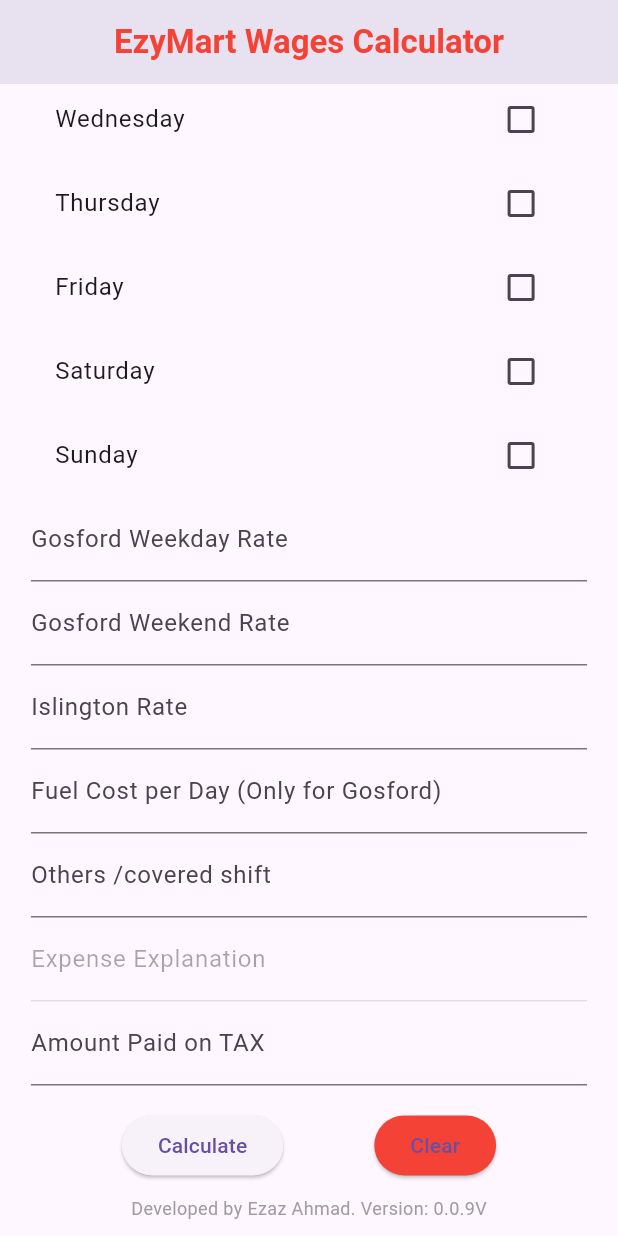
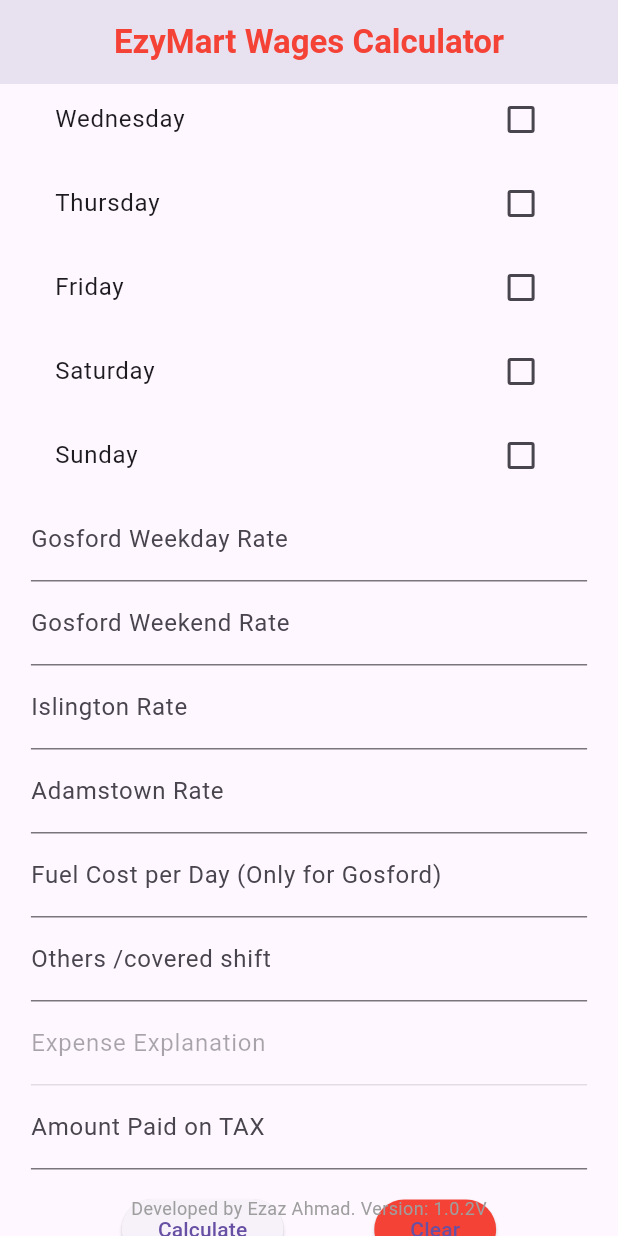
Before and after one commit to Ezaz-Ahmad/EzyMart-Wages-report-Flutter, a Flutter app: the screen it shows after launch, scrolled down 305 dp, on a phone screen of 412 x 824 dp. Run offline on Flutter 3.47's test engine with Material 3 defaults, Android fonts, the phone set to English and light mode, and no system bars; our stand-ins replace animated_text_kit, open_file, pdf, permission_handler.

Commit message:
added a new location and updated the UI for each day

```diff
--- a/lib/main.dart
+++ b/lib/main.dart
@@ -80,14 +80,14 @@
     var screenSize = MediaQuery.of(context).size;
 
     // Adjust font size based on screen width
-    double fontSize = screenSize.width * 0.02; // Example scaling
+    double fontSize = screenSize.width * 0.02;
     fontSize = fontSize.clamp(
         12.0, 18.0); // Ensure font size is within a reasonable range
 
     return Scaffold(
       body: Stack(
         children: <Widget>[
-          WorkHoursCalculator(), // Your main app content
+          WorkHoursCalculator(), // main app content
           Positioned(
             left: 0,
             right: 0,
@@ -95,7 +95,7 @@
             child: Container(
               alignment: Alignment.bottomCenter,
               child: Text(
-                'Developed by Ezaz Ahmad. Version: 0.0.9V',
+                'Developed by Ezaz Ahmad. Version: 1.0.2V',
                 style: TextStyle(fontSize: fontSize, color: Colors.grey),
               ),
             ),
@@ -216,6 +216,19 @@
                 text: pw.TextSpan(
                   children: [
                     pw.TextSpan(
+                      text: 'Adamstown Weekdays Hourly Rate: ',
+                      style: pw.TextStyle(fontWeight: pw.FontWeight.bold),
+                    ),
+                    pw.TextSpan(
+                      text: '\$${_adamstownRate.toStringAsFixed(2)}',
+                    ),
+                  ],
+                ),
+              ),
+              pw.RichText(
+                text: pw.TextSpan(
+                  children: [
+                    pw.TextSpan(
                       text: 'Fuel Cost per Trip to Gosford: ',
                       style: pw.TextStyle(fontWeight: pw.FontWeight.bold),
                     ),
@@ -257,6 +270,7 @@
               pw.Text(
                   'Total Hours in Gosford (Weekends): $_totalHoursGosfordWeekend'),
               pw.Text('Total Hours in Islington: $_totalHoursIslington'),
+              pw.Text('Total Hours in Adamstown: $_totalHoursadamstown'),
               pw.Text(
                   'Fuel Cost for Gosford: \$${_totalFuelCost.toStringAsFixed(2)}'),
               pw.Padding(padding: pw.EdgeInsets.symmetric(vertical: 10)),
@@ -282,7 +296,7 @@
               pw.Container(
                 alignment: pw.Alignment.center,
                 child: pw.Text(
-                  'Developed by Ezaz Ahmad. Version: 0.0.9V',
+                  'Developed by Ezaz Ahmad. Version: 1.0.2V',
                   style: pw.TextStyle(
                     fontSize: 12, // Smaller font size for footer
                     color: PdfColors.grey,
@@ -380,11 +394,13 @@
   double _gosfordWeekdayRate = 0;
   double _gosfordWeekendRate = 0;
   double _islingtonRate = 0;
+  double _adamstownRate = 0; //for adamstown
   double _fuelCost = 0;
   double _taxAmount = 0; // New variable for tax amount
   double _totalHoursGosfordWeekday = 0;
   double _totalHoursGosfordWeekend = 0;
   double _totalHoursIslington = 0;
+  double _totalHoursadamstown = 0; //for adamstown
   double _totalFuelCost = 0;
   double _grandTotalWages = 0;
   double _grandtotalbeforeTax = 0;
@@ -424,6 +440,7 @@
     _totalHoursGosfordWeekday = 0;
     _totalHoursGosfordWeekend = 0;
     _totalHoursIslington = 0;
+    _totalHoursadamstown = 0; //for adamstown
     _totalFuelCost = 0;
     _grandTotalWages = 0;
     _wageDetails.clear(); // Clear previous wage details
@@ -452,6 +469,8 @@
               _fuelCost; // Count fuel cost every time the person is working in Gosford
         } else if (_locations[day] == 'Islington') {
           hourlyRate = _islingtonRate;
+        } else if (_locations[day] == 'Adamstown') {
+          hourlyRate = _adamstownRate;
         }
 
         double dailyWages = hourlyRate * duration;
@@ -470,6 +489,8 @@
           _totalHoursGosfordWeekday += duration;
         } else if (_locations[day] == 'Islington') {
           _totalHoursIslington += duration;
+        } else if (_locations[day] == 'Adamstown') {
+          _totalHoursadamstown += duration;
         }
       }
     });
@@ -519,6 +540,8 @@
                     'Total Hours in Gosford (Weekends): $_totalHoursGosfordWeekend',
                     style: TextStyle(fontSize: textSize)),
                 Text('Total Hours in Islington: $_totalHoursIslington',
+                    style: TextStyle(fontSize: textSize)),
+                Text('Total Hours in Adamstown: $_totalHoursadamstown',
                     style: TextStyle(fontSize: textSize)),
                 Text(
                     'Fuel Cost for Gosford: \$${_totalFuelCost.toStringAsFixed(2)}',
@@ -615,6 +638,7 @@
                 EdgeInsets.all(screenSize.width * 0.05), // Responsive padding
             child: Column(
               children: <Widget>[
+                // Date field
                 TextFormField(
                   controller: _dateController,
                   decoration: InputDecoration(labelText: 'Date'),
@@ -623,11 +647,10 @@
                     DateTime? pickedDate = await showDatePicker(
                       context: context,
                       initialDate: DateTime.now(),
-                      firstDate: DateTime(2000), // Adjust as needed
-                      lastDate: DateTime(2025), // Adjust as needed
+                      firstDate: DateTime(2000),
+                      lastDate: DateTime(2025),
                     );
                     if (pickedDate != null) {
-                      // Format the date and show it in the text field
                       _dateController.text =
                           DateFormat('yyyy-MM-dd').format(pickedDate);
                     }
@@ -636,18 +659,21 @@
                     _date = value ?? '';
                   },
                 ),
+                // Employee Name field
                 TextFormField(
                   decoration: InputDecoration(labelText: 'Employee Name'),
                   onSaved: (value) {
                     _employeeName = value ?? '';
                   },
                 ),
+                // Employee Address field
                 TextFormField(
                   decoration: InputDecoration(labelText: 'Employee Address'),
                   onSaved: (value) {
                     _employeeAddress = value ?? '';
                   },
                 ),
+                // Days of the week
                 ..._workedDays.keys.map((day) {
                   return Column(
                     crossAxisAlignment: CrossAxisAlignment.start,
@@ -666,10 +692,16 @@
                         },
                       ),
                       if (_workedDays[day]!)
-                        Row(
+                        Container(
+                          margin: EdgeInsets.only(bottom: 10.0),
+                          padding: EdgeInsets.all(8.0),
+                          decoration: BoxDecoration(
+                            color: Colors.grey[200],
+                            borderRadius: BorderRadius.circular(10.0),
+                          ),
+                          child: Column(
                             children: <Widget>[
-                            Expanded(
-                              child: ListTile(
+                              ListTile(
                                 title: Text(
                                   _startTime[day] != null
                                       ? 'Start Time: ${_startTime[day]!.format(context)}'
@@ -678,9 +710,7 @@
                                 ),
                                 onTap: () => _pickTime(context, day, true),
                               ),
-                            ),
-                            Expanded(
-                              child: ListTile(
+                              ListTile(
                                 title: Text(
                                   _endTime[day] != null
                                       ? 'End Time: ${_endTime[day]!.format(context)}'
@@ -689,13 +719,10 @@
                                 ),
                                 onTap: () => _pickTime(context, day, false),
                               ),
-                            ),
-                          ],
-                        ),
-                      if (_workedDays[day]!)
                               DropdownButtonFormField<String>(
                                 value: _locations[day],
-                          items: ['Gosford', 'Islington'].map((location) {
+                                items: ['Gosford', 'Islington', 'Adamstown']
+                                    .map((location) {
                                   return DropdownMenuItem(
                                     value: location,
                                     child: Text(location),
@@ -713,8 +740,12 @@
                                 ),
                               ),
                             ],
+                          ),
+                        ),
+                    ],
                   );
                 }).toList(),
+                // Rates and costs
                 TextFormField(
                   decoration:
                       InputDecoration(labelText: 'Gosford Weekday Rate'),
@@ -739,9 +770,15 @@
                   },
                 ),
                 TextFormField(
+                  decoration: InputDecoration(labelText: 'Adamstown Rate'),
+                  keyboardType: TextInputType.number,
+                  onSaved: (value) {
+                    _adamstownRate = double.tryParse(value ?? '') ?? 0;
+                  },
+                ),
+                TextFormField(
                   decoration: InputDecoration(
-                    labelText: 'Fuel Cost per Day (Only for Gosford)',
-                  ),
+                      labelText: 'Fuel Cost per Day (Only for Gosford)'),
                   keyboardType: TextInputType.number,
                   validator: (value) {
                     if (value == null || value.isEmpty) {
@@ -758,11 +795,9 @@
                       InputDecoration(labelText: 'Others /covered shift'),
                   keyboardType: TextInputType.number,
                   onChanged: (value) {
-                    // Use onChanged to update the state
                     setState(() {
                       others = double.tryParse(value ?? '') ?? 0;
-                      isExpenseExplanationEnabled =
-                          others != 0; // Enable if 'others' is not zero
+                      isExpenseExplanationEnabled = others != 0;
                     });
                   },
                   onSaved: (value) {
@@ -772,17 +807,14 @@
                 TextFormField(
                   decoration: InputDecoration(labelText: 'Expense Explanation'),
                   keyboardType: TextInputType.multiline,
-                  maxLines: null, // Allows for multiple lines
-                  enabled:
-                      isExpenseExplanationEnabled, // Enable/disable based on the state variable
+                  maxLines: null,
+                  enabled: isExpenseExplanationEnabled,
                   onSaved: (value) {
                     expenseExplanation = value ?? '';
                   },
                 ),
                 TextFormField(
-                  decoration: InputDecoration(
-                    labelText: 'Amount Paid on TAX', // TAX calculation
-                  ),
+                  decoration: InputDecoration(labelText: 'Amount Paid on TAX'),
                   keyboardType: TextInputType.number,
                   validator: (value) {
                     if (value == null || value.isEmpty) {
@@ -792,7 +824,7 @@
                     if (number == null || number <= 0) {
                       return 'Please enter a positive tax amount';
                     }
-                    return null; // means input is valid
+                    return null;
                   },
                   onSaved: (value) {
                     _taxAmount = double.tryParse(value ?? '') ?? 0;
@@ -817,7 +849,7 @@
                         child: Text('Clear'),
                         style: ElevatedButton.styleFrom(
                           primary: Colors
-                              .red, // To differentiate it from the Calculate button
+                              .red, // Differentiate from the Calculate button
                         ),
                       ),
                     ],
```
Lines whose indentation alone changed are shown as unchanged.
